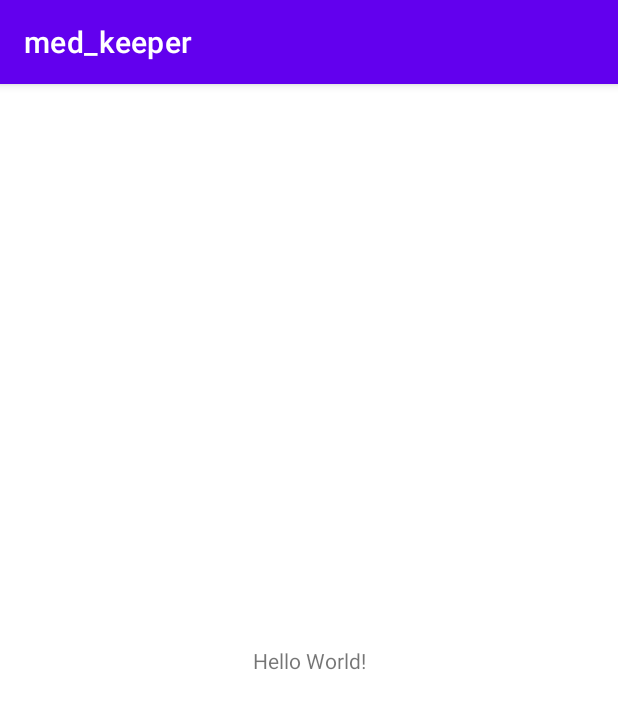
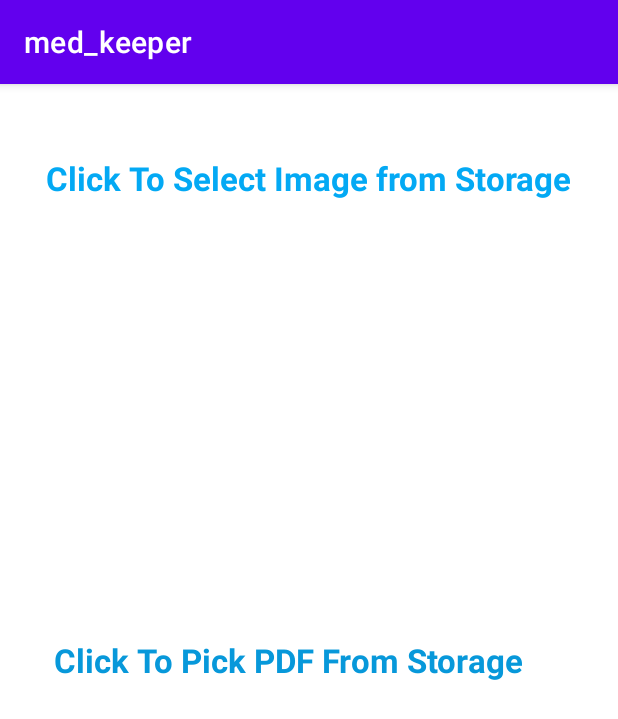
Before and after one commit to DaniilsLoputevs/med_keeper, an Android app: the screen it shows after launch (MainActivity), on a phone screen of 412 x 824 dp. Shown: the top 719 px of the screen. Run offline under Robolectric (Android 15) with nearby library versions, the phone set to English and light mode, and no system bars; pictures from the network do not load; 1 statement that could not run was skipped.

Commit message:
select one image

```diff
--- a/app/build.gradle
+++ b/app/build.gradle
@@ -39,6 +39,6 @@ dependencies {
     implementation 'com.google.android.material:material:1.5.0'
     implementation 'androidx.constraintlayout:constraintlayout:2.1.3'
     testImplementation 'junit:junit:4.13.2'
-    androidTestImplementation 'androidx.test.ext:junit:1.1.3'
-    androidTestImplementation 'androidx.test.espresso:espresso-core:3.4.0'
+    androidTestImplementation 'androidx.test.ext:junit:1.1.5'
+    androidTestImplementation 'androidx.test.espresso:espresso-core:3.5.1'
 }
--- a/app/src/main/AndroidManifest.xml
+++ b/app/src/main/AndroidManifest.xml
@@ -1,6 +1,8 @@
 <?xml version="1.0" encoding="utf-8"?>
 <manifest xmlns:android="http://schemas.android.com/apk/res/android"
           xmlns:tools="http://schemas.android.com/tools">
+
+    <uses-permission android:name="android.permission.READ_EXTERNAL_STORAGE"/>
 
     <application
             android:allowBackup="true"
--- a/app/src/main/java/solutions/mk/mobile/MainActivity.kt
+++ b/app/src/main/java/solutions/mk/mobile/MainActivity.kt
@@ -1,11 +1,37 @@
 package solutions.mk.mobile
 
+import android.net.Uri
+import android.os.Bundle
+import android.widget.ImageView
+import android.widget.TextView
+import androidx.activity.result.ActivityResultLauncher
+import androidx.activity.result.contract.ActivityResultContracts
 import androidx.appcompat.app.AppCompatActivity
-import android.os.Bundle
+import solutions.mk.mobile.common.Global
+import solutions.mk.mobile.common.registryAction
+
 
 class MainActivity : AppCompatActivity() {
+    private val pickImageTV: TextView by lazy { findViewById(R.id.imageTextView) }
+    private val imageView: ImageView by lazy { findViewById(R.id.imageView) }
+    private val pdfTextView: TextView by lazy { findViewById(R.id.selectedPdf) }
+
+    private lateinit var selectOneImageAction: ActivityResultLauncher<String>
+
     override fun onCreate(savedInstanceState: Bundle?) {
         super.onCreate(savedInstanceState)
         setContentView(R.layout.activity_main)
+
+        Global.init(this)
+
+        selectOneImageAction = registryAction(ActivityResultContracts.GetContent(), ::selectOneImageCallback)
+//        pickImageTV.setOnClickListener { selectOneImageAction.launch("*/*") } // todo - select any file type
+        pickImageTV.setOnClickListener { selectOneImageAction.launch("image/*") }
     }
+
+    private fun selectOneImageCallback(uri: Uri) {
+        imageView.setImageURI(uri)
+        Global.recordFileService.saveRecordFile(uri)
+    }
+
 }
--- /dev/null
+++ b/app/src/main/java/solutions/mk/mobile/common/Global.kt
@@ -0,0 +1,22 @@
+package solutions.mk.mobile.common
+
+import android.content.ContentResolver
+import android.content.Context
+import solutions.mk.mobile.MainActivity
+import solutions.mk.mobile.config.ApplicationConfig
+import solutions.mk.mobile.service.RecordFileService
+
+// todo replace with DI - by coin or other
+object Global {
+    lateinit var applicationContext: Context
+    lateinit var contentResolver: ContentResolver
+    lateinit var recordFileService: RecordFileService
+    val applicationConfig: ApplicationConfig = ApplicationConfig()
+
+    /** invoke in MainActivity.onCreated() */
+    fun init(mainActivity: MainActivity) {
+        applicationContext = mainActivity.applicationContext
+        contentResolver = mainActivity.contentResolver
+        recordFileService = RecordFileService()
+    }
+}
--- /dev/null
+++ b/app/src/main/java/solutions/mk/mobile/config/ApplicationConfig.kt
@@ -0,0 +1,18 @@
+package solutions.mk.mobile.config
+
+// todo - в идеале этот конфиг читается с файла в Bean + Inject, а пока так.
+class ApplicationConfig {
+    /**
+     * description: ...
+     * pattern: "${app}/files${value}"
+     * example: "$solution.mk.mobile/files/records"
+     * default: "/records"
+     * */
+    val relativePathToStoreRecordFiles: String = "/records"
+
+    /**
+     * description: size of byte array witch use for copy files into application while Import/Adding file.
+     * default: "8 kb"
+     */
+    val copyFileByteBufferSize = 1024 * 8
+}
--- a/app/src/main/res/layout/activity_main.xml
+++ b/app/src/main/res/layout/activity_main.xml
@@ -6,13 +6,55 @@
         android:layout_width="match_parent"
         android:layout_height="match_parent"
         tools:context=".MainActivity">
-    <TextView
+
+    <ImageView
+            android:id="@+id/imageView"
             android:layout_width="wrap_content"
             android:layout_height="wrap_content"
-            android:text="Hello World!"
-            app:layout_constraintBottom_toBottomOf="parent"
+            android:layout_marginTop="24dp"
+            app:layout_constraintEnd_toEndOf="parent"
             app:layout_constraintStart_toStartOf="parent"
+            app:layout_constraintTop_toBottomOf="@+id/imageTextView"
+            tools:srcCompat="@tools:sample/avatars" />
+
+    <TextView
+            android:id="@+id/imageTextView"
+            android:layout_width="wrap_content"
+            android:layout_height="wrap_content"
+            android:layout_marginTop="48dp"
+            android:text="Click To Select Image from Storage"
+            android:textColor="#03A9F4"
+            android:textSize="22sp"
+            android:textStyle="bold"
             app:layout_constraintEnd_toEndOf="parent"
-            app:layout_constraintTop_toTopOf="parent"/>
+            app:layout_constraintStart_toStartOf="parent"
+            app:layout_constraintTop_toTopOf="parent" />
+
+    <TextView
+            android:id="@+id/selectedPdf"
+            android:layout_width="match_parent"
+            android:layout_height="wrap_content"
+            android:layout_marginStart="16dp"
+            android:layout_marginTop="248dp"
+            android:layout_marginEnd="16dp"
+            android:padding="20dp"
+            android:text="Click To Pick PDF From Storage"
+            android:textColor="#0798DA"
+            android:textSize="22sp"
+            android:textStyle="bold"
+            app:layout_constraintEnd_toEndOf="parent"
+            app:layout_constraintHorizontal_bias="0.0"
+            app:layout_constraintStart_toStartOf="parent"
+            app:layout_constraintTop_toBottomOf="@+id/imageView" />
+
+
+<!--    <TextView-->
+<!--            android:layout_width="wrap_content"-->
+<!--            android:layout_height="wrap_content"-->
+<!--            android:text="Hello World!"-->
+<!--            app:layout_constraintBottom_toBottomOf="parent"-->
+<!--            app:layout_constraintStart_toStartOf="parent"-->
+<!--            app:layout_constraintEnd_toEndOf="parent"-->
+<!--            app:layout_constraintTop_toTopOf="parent"/>-->
 
 </androidx.constraintlayout.widget.ConstraintLayout>
```
Also changed, not shown: app/src/main/java/solutions/mk/mobile/common/CommonUtils.kt (added, +58 -0 lines), app/src/main/java/solutions/mk/mobile/service/RecordFileService.kt (added, +42 -0 lines), 1 other file.
